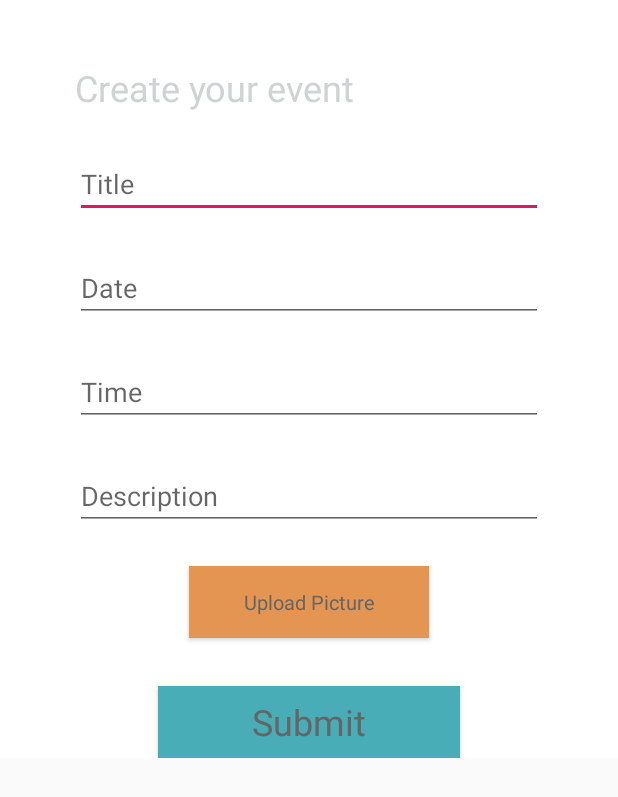
After one commit to Glasgow19/team-3, an Android app: the layout add_event.xml on its own in the app's theme, with its tools: preview values and no code run, on a phone screen of 412 x 824 dp. The commit adds this screen. Shown: the top 797 px of the screen. Run offline under Robolectric (Android 15) with nearby library versions, the phone set to English and light mode, and no system bars.

Commit message:
Add Event completed #HaveNaeScooby

```diff
--- /dev/null
+++ b/Actify/app/src/main/java/com/example/actify/AddEvent.kt
@@ -0,0 +1,57 @@
+package com.example.actify
+
+import android.app.DatePickerDialog
+import android.app.TimePickerDialog
+import androidx.appcompat.app.AppCompatActivity
+import android.os.Bundle
+import android.widget.TextView
+import android.icu.util.Calendar
+import android.os.Build
+import android.view.View
+import androidx.annotation.RequiresApi
+
+
+class AddEvent : AppCompatActivity() {
+
+    override fun onCreate(savedInstanceState: Bundle?) {
+        super.onCreate(savedInstanceState)
+        setContentView(R.layout.add_event)
+    }
+
+    @RequiresApi(Build.VERSION_CODES.N)
+    fun clickDataPicker(view: View) {
+        val c = Calendar.getInstance()
+        val year = c.get(Calendar.YEAR)
+        val month = c.get(Calendar.MONTH)
+        val day = c.get(Calendar.DAY_OF_MONTH)
+
+        val dateShow = findViewById<TextView>(R.id.add_event_date) as TextView
+
+
+        val dpd = DatePickerDialog(
+            this,
+            DatePickerDialog.OnDateSetListener { view, year, monthOfYear, dayOfMonth ->
+                // Display Selected date in Toast
+                dateShow.setText( " " + dayOfMonth + " " + monthOfYear + " " + year) }
+            , year, month, day )
+        dpd.show()
+    }
+
+    @RequiresApi(Build.VERSION_CODES.N)
+    fun clickTimePicker(view: View) {
+
+        val c = Calendar.getInstance()
+
+        val hour = c.get(Calendar.HOUR_OF_DAY)
+        val minute = c.get(Calendar.MINUTE)
+
+        val timeShow = findViewById<TextView>(R.id.add_event_time) as TextView
+
+        val tpd = TimePickerDialog(
+            this,
+            TimePickerDialog.OnTimeSetListener { view, hourOfDay, minute ->
+                timeShow.setText( " " + hourOfDay + " : " + minute) }
+            , hour, minute, true)
+        tpd.show()
+    }
+}
--- /dev/null
+++ b/Actify/app/src/main/res/layout/add_event.xml
@@ -0,0 +1,147 @@
+<?xml version="1.0" encoding="utf-8"?>
+<ScrollView xmlns:android="http://schemas.android.com/apk/res/android"
+    xmlns:app="http://schemas.android.com/apk/res-auto"
+    xmlns:tools="http://schemas.android.com/tools"
+    android:layout_width="match_parent"
+    android:layout_height="match_parent">
+
+    <androidx.constraintlayout.widget.ConstraintLayout
+        android:layout_width="match_parent"
+        android:layout_height="match_parent"
+        android:background="@color/actify_white"
+        tools:layout_editor_absoluteY="25dp">
+
+        <EditText
+            android:id="@+id/add_event_title"
+            style="@style/Actify"
+            android:layout_width="0dp"
+            android:layout_height="wrap_content"
+            android:layout_marginStart="50dp"
+            android:layout_marginTop="100dp"
+            android:layout_marginEnd="50dp"
+            android:ems="10"
+            android:hint="@string/add_event_title"
+            android:inputType="textPersonName"
+            android:textAlignment="textStart"
+            android:textColor="@color/actify_dark_grey"
+            android:textSize="18sp"
+            app:layout_constraintEnd_toEndOf="parent"
+            app:layout_constraintStart_toStartOf="parent"
+            app:layout_constraintTop_toTopOf="parent" />
+
+        <EditText
+            android:id="@+id/add_event_date"
+            style="@style/Actify"
+            android:layout_width="0dp"
+            android:layout_height="wrap_content"
+            android:layout_marginStart="50dp"
+            android:layout_marginTop="24dp"
+            android:layout_marginEnd="50dp"
+            android:clickable="true"
+            android:focusable="true"
+            android:ems="10"
+            android:hint="@string/add_event_date"
+            android:inputType="date"
+            android:onClick="clickDataPicker"
+            android:textAlignment="textStart"
+            android:textColor="@color/actify_dark_grey"
+            android:textSize="18sp"
+            app:layout_constraintEnd_toEndOf="parent"
+            app:layout_constraintStart_toStartOf="parent"
+            app:layout_constraintTop_toBottomOf="@+id/add_event_title" />
+
+        <EditText
+            android:id="@+id/add_event_time"
+            style="@style/Actify"
+            android:layout_width="0dp"
+            android:layout_height="wrap_content"
+            android:layout_marginStart="50dp"
+            android:clickable="true"
+            android:focusable="true"
+            android:layout_marginTop="24dp"
+            android:layout_marginEnd="50dp"
+            android:ems="10"
+            android:hint="@string/add_event_time"
+            android:inputType="time"
+            android:onClick="clickTimePicker"
+            android:textColor="@color/actify_dark_grey"
+            android:textSize="18sp"
+            app:layout_constraintEnd_toEndOf="parent"
+            app:layout_constraintStart_toStartOf="parent"
+            app:layout_constraintTop_toBottomOf="@+id/add_event_date" />
+
+        <EditText
+            android:id="@+id/add_event_description"
+            style="@style/Actify"
+            android:layout_width="0dp"
+            android:layout_height="wrap_content"
+            android:layout_marginStart="50dp"
+            android:layout_marginTop="24dp"
+            android:layout_marginEnd="50dp"
+            android:ems="10"
+            android:gravity="start|top"
+            android:hint="@string/add_event_description"
+            android:inputType="textMultiLine"
+            android:textSize="18sp"
+            app:layout_constraintEnd_toEndOf="parent"
+            app:layout_constraintStart_toStartOf="parent"
+            app:layout_constraintTop_toBottomOf="@+id/add_event_time" />
+
+        <Button
+            android:id="@+id/upload_picture"
+            style="@style/Actify_Button"
+            android:layout_width="wrap_content"
+            android:layout_height="wrap_content"
+            android:layout_marginStart="105dp"
+            android:layout_marginTop="24dp"
+            android:layout_marginEnd="105dp"
+            android:background="@color/actify_orange"
+            android:text="@string/upload_picture"
+            android:textAlignment="center"
+            android:textSize="13sp"
+            app:layout_constraintEnd_toEndOf="parent"
+            app:layout_constraintHorizontal_bias="0.497"
+            app:layout_constraintStart_toStartOf="parent"
+            app:layout_constraintTop_toBottomOf="@+id/add_event_description" />
+
+        <ImageButton
+            android:id="@+id/imageButton"
+            android:layout_width="0dp"
+            android:layout_height="wrap_content"
+            android:layout_marginStart="24dp"
+            android:layout_marginTop="20dp"
+            android:layout_marginEnd="24dp"
+            android:visibility="gone"
+            app:layout_constraintEnd_toEndOf="parent"
+            app:layout_constraintHorizontal_bias="0.0"
+            app:layout_constraintStart_toStartOf="parent"
+            app:layout_constraintTop_toBottomOf="@+id/upload_picture"
+            app:srcCompat="@drawable/runnning" />
+
+        <Button
+            android:id="@+id/add_event_submit"
+            style="@style/Actify_Button"
+            android:layout_marginStart="105dp"
+            android:layout_marginTop="32dp"
+            android:layout_marginEnd="105dp"
+            android:text="@string/submit_login"
+            app:layout_constraintEnd_toEndOf="parent"
+            app:layout_constraintHorizontal_bias="0.423"
+            app:layout_constraintStart_toStartOf="parent"
+            app:layout_constraintTop_toBottomOf="@+id/imageButton"/>
+
+        <TextView
+            android:id="@+id/add_event_hint"
+            style="@style/Actify"
+            android:layout_width="0dp"
+            android:layout_height="wrap_content"
+            android:layout_marginStart="50dp"
+            android:layout_marginTop="42dp"
+            android:layout_marginEnd="50dp"
+            android:text="@string/add_event_quote"
+            app:layout_constraintEnd_toEndOf="parent"
+            app:layout_constraintStart_toStartOf="parent"
+            app:layout_constraintTop_toTopOf="parent" />
+
+    </androidx.constraintlayout.widget.ConstraintLayout>
+</ScrollView>
--- a/Actify/app/src/main/res/values/strings.xml
+++ b/Actify/app/src/main/res/values/strings.xml
@@ -24,4 +24,11 @@
         responsible for developing new.</string>
     <string name="going_event">Going</string>
     <string name="event_picture">Picture of event</string>
+    <string name="explore_hint">Search for events</string>
+    <string name="add_event_title">Title</string>
+    <string name="add_event_date">Date</string>
+    <string name="add_event_time">Time</string>
+    <string name="add_event_description">Description</string>
+    <string name="upload_picture">Upload Picture</string>
+    <string name="add_event_quote">Create your event</string>
 </resources>
--- a/Actify/app/src/main/res/values/styles.xml
+++ b/Actify/app/src/main/res/values/styles.xml
@@ -32,4 +32,15 @@
         <item name="android:textSize">20sp</item>
     </style>
 
+    <style name="Actify_Button" parent="Actify">
+        <item name="android:layout_width">0dp</item>
+        <item name="android:layout_height">wrap_content</item>
+        <item name="android:layout_marginStart">105dp</item>
+        <item name="android:layout_marginTop">72dp</item>
+        <item name="android:layout_marginEnd">105dp</item>
+        <item name="android:background">@color/actify_blue</item>
+        <item name="android:textAlignment">center</item>
+        <item name="android:textColor">@color/actify_dark_grey</item>
+    </style>
+
 </resources>
```
Also changed, not shown: Actify/app/src/main/res/drawable/runnning.png (added).
